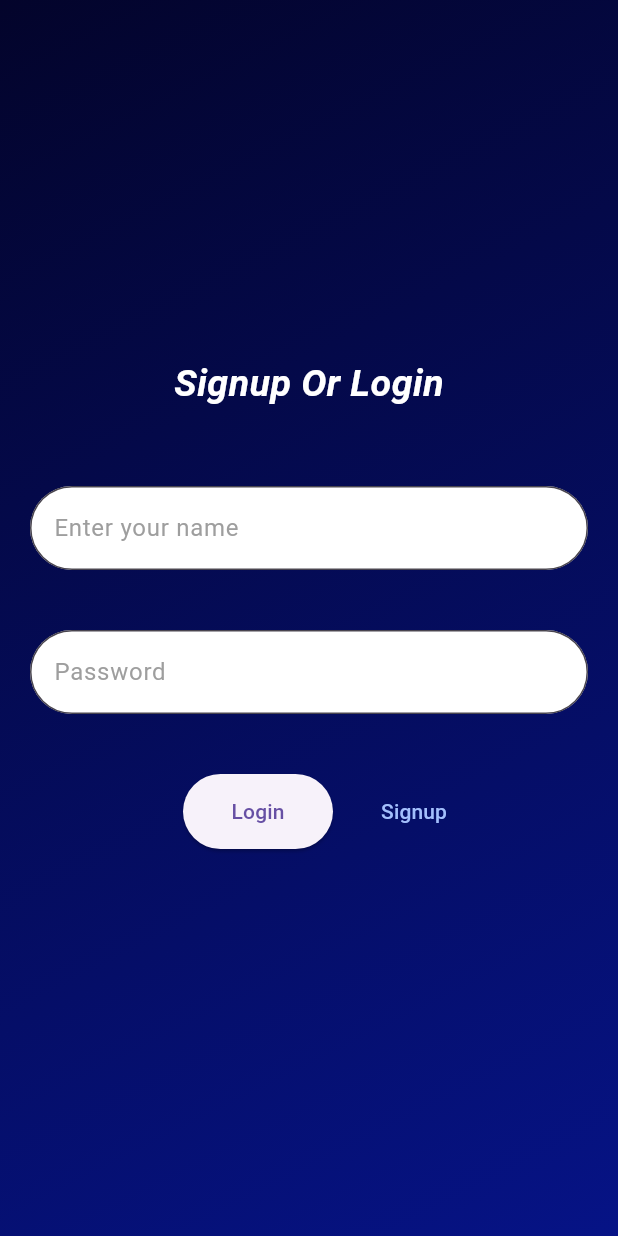
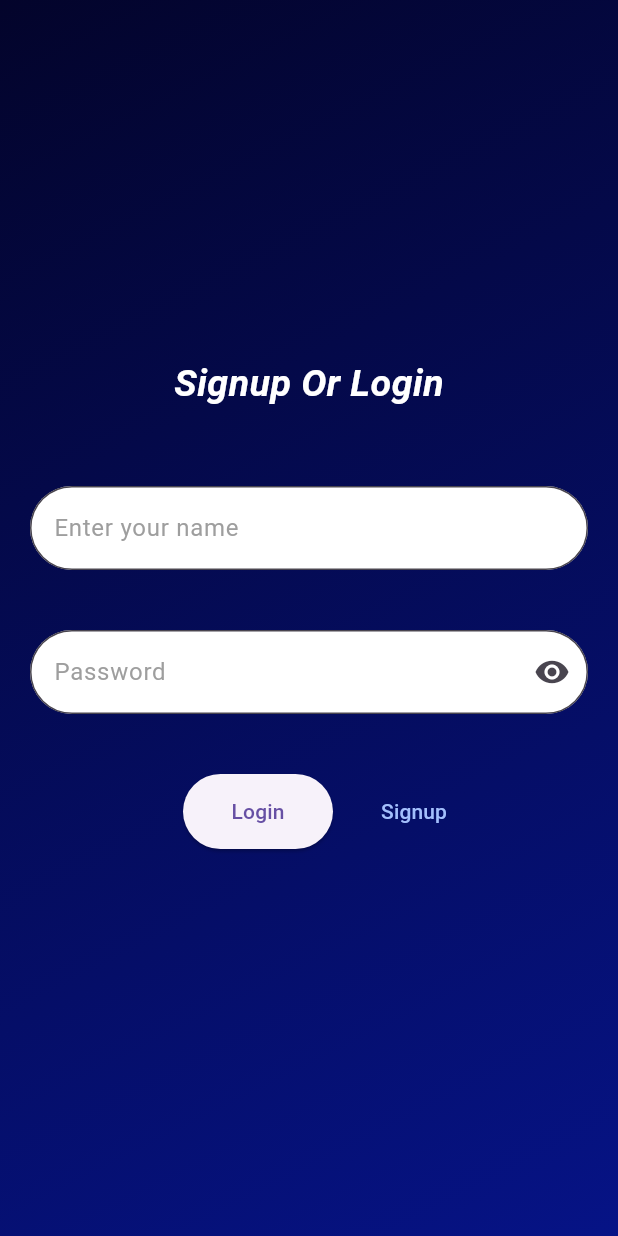
Before and after one commit to gggshil/transaction-project, a Flutter app: the screen it shows after launch, on a phone screen of 412 x 824 dp. Run offline on Flutter 3.47's test engine with Material 3 defaults, Android fonts, the phone set to English and light mode, and no system bars; our stand-ins replace fl_chart.

Commit message:
load in loginpage

```diff
--- a/lib/login_page.dart
+++ b/lib/login_page.dart
@@ -2,6 +2,9 @@ import 'package:flutter/material.dart';
 import 'bottomnavbar.dart';
 import 'package:http/http.dart' as http;
 import 'dart:convert';
+
+bool hide = true;
+bool isLoading = false;
 
 class Loginpage extends StatefulWidget {
   const Loginpage({super.key});
@@ -29,18 +32,18 @@ class LoginPageState extends State<Loginpage> {
       Navigator.pushReplacement(
         context,
         MaterialPageRoute(builder: (context) => const Bottomnavbar()),
-
       );
-
-      }
-      else if(response.statusCode == 400){
+    } else if (response.statusCode == 400) {
       ScaffoldMessenger.of(context).showSnackBar(
-  SnackBar(content: Text("Wrong username or password",style: TextStyle(color: Colors.red),)),
+        SnackBar(
+          content: Text(
+            "Wrong username or password",
+            style: TextStyle(color: Colors.red),
+          ),
+        ),
       );
     }
-
   }
-
 
   @override
   Widget build(BuildContext context) {
@@ -93,8 +96,17 @@ class LoginPageState extends State<Loginpage> {
                 padding: const EdgeInsets.all(20.0),
                 child: TextField(
                   controller: passwordController,
+                  obscureText: hide,
                   style: TextStyle(color: Colors.black),
                   decoration: InputDecoration(
+                    suffixIcon: IconButton(
+                      onPressed: () {
+                        setState(() {
+                          hide = !hide;
+                        });
+                      },
+                      icon: Icon(Icons.remove_red_eye),
+                    ),
                     hintText: "Password",
                     hintStyle: TextStyle(color: Colors.grey),
                     filled: true,
@@ -114,11 +126,21 @@ class LoginPageState extends State<Loginpage> {
                       height: 50,
                       width: 100,
                       child: ElevatedButton(
-                        onPressed: () {
+                        onPressed: () async {
+                          if (!isLoading) {
+                            setState(() {
+                              isLoading = true;
+                            });
                              _login(context);
-
+                          } else {
+                            setState(() {
+                              isLoading = false;
+                            });
+                          }
                         },
-                        child: Text("Login"),
+                        child: isLoading
+                            ?  CircularProgressIndicator()
+                            : const Text("Login"),
                       ),
                     ),
                   ),
```
Lines whose indentation alone changed are shown as unchanged.
